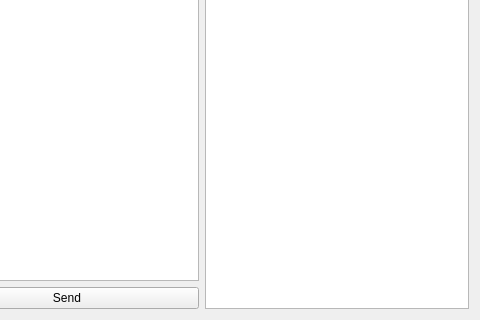
First picture: the form in src/interfaces.ui, repository solar05/InterfaceEmulator, before the edit; both pictures show x 346 to 826 and y 139 to 459 of the 826 by 459 pixel window.
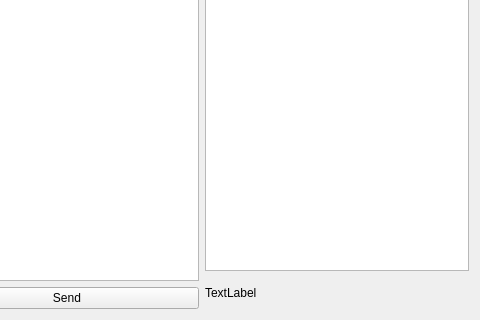
Second picture: the form after the edit.

```diff
--- a/src/interfaces.ui
+++ b/src/interfaces.ui
@@ -55,6 +55,19 @@
        <item>
         <widget class="QTextEdit" name="output"/>
        </item>
+       <item>
+        <widget class="QLabel" name="portState">
+         <property name="minimumSize">
+          <size>
+           <width>0</width>
+           <height>32</height>
+          </size>
+         </property>
+         <property name="text">
+          <string>TextLabel</string>
+         </property>
+        </widget>
+       </item>
       </layout>
      </item>
      <item row="0" column="0">
```
